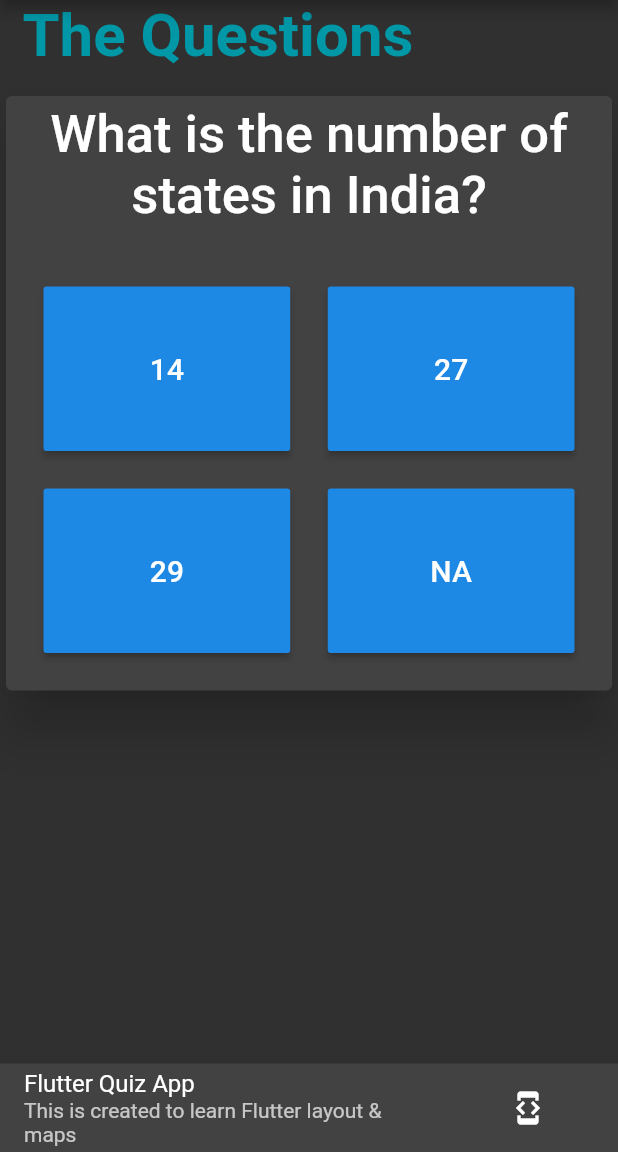
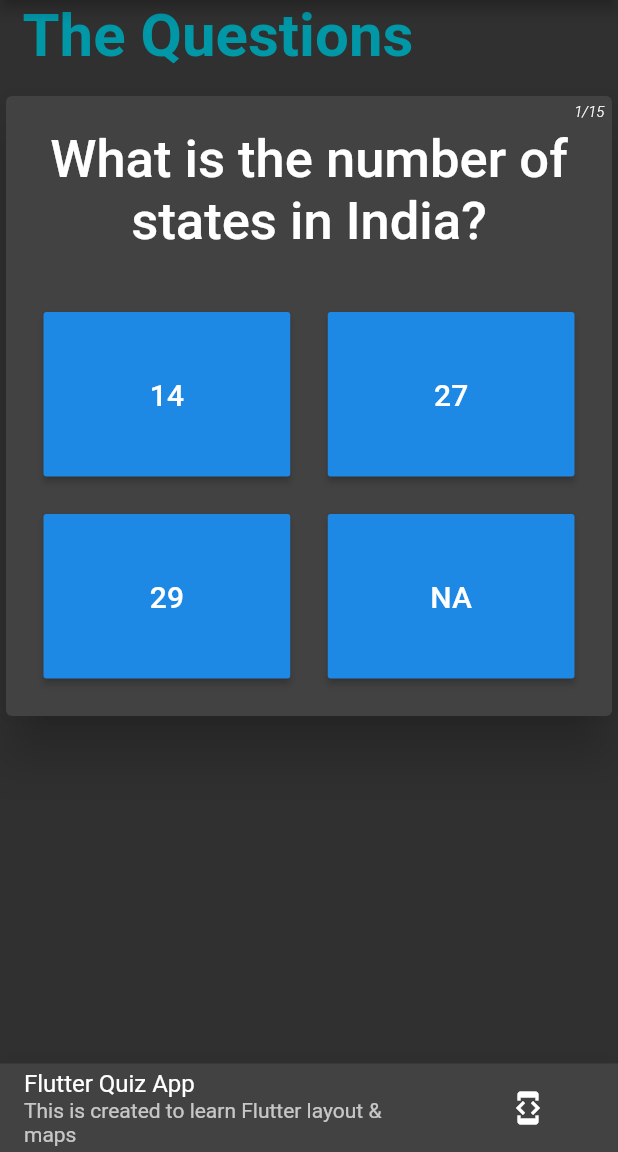
Before and after one commit to MiKr13/Flutter-Guide, a Flutter app: the screen it shows after launch, on a phone screen of 412 x 824 dp, the part 84-1236 px from its top. Run offline on Flutter 3.47's test engine with Material 2 defaults, Android fonts, the phone set to English and light mode, and no system bars; our stand-ins replace fluttertoast, vibration.

Commit message:
More questions added, question number indicator added

```diff
--- a/lib/Stateless/quiz.dart
+++ b/lib/Stateless/quiz.dart
@@ -4,18 +4,30 @@ import 'package:flutter_guide/Stateless/answer.dart';
 import 'package:flutter_guide/Stateless/question.dart';
 
 class Quiz extends StatelessWidget {
-  final List<Map<String, Object>> questions;
-  final Function checkAndChangeQuestion;
-  final index;
+  final List<Map<String, Object>> _questions;
+  final Function _checkAndChangeQuestion;
+  final _index;
 
-  Quiz(this.questions, this.index, this.checkAndChangeQuestion);
+  Quiz(this._questions, this._index, this._checkAndChangeQuestion);
 
   @override
   Widget build(BuildContext context) {
     return Column(
       children: <Widget>[
+        Container(
+          width: double.infinity,
+          margin: EdgeInsets.fromLTRB(0, 5, 5, 0),
+          child: Text(
+            '${_index + 1}/${_questions.length}',
+            textAlign: TextAlign.end,
+            style: TextStyle(
+                fontSize: 10,
+                fontWeight: FontWeight.w300,
+                fontStyle: FontStyle.italic),
+          ),
+        ),
         Center(
-          child: Question(questions[index]['questionText']),
+          child: Question(_questions[_index]['questionText']),
         ),
         GridView.count(
           shrinkWrap: true,
@@ -25,8 +37,8 @@ class Quiz extends StatelessWidget {
           crossAxisSpacing: 25.0,
           padding: EdgeInsets.all(25),
           children: <Widget>[
-            ...(questions[index]['options'] as List<String>).map((option) {
-              return Answer(option, checkAndChangeQuestion);
+            ...(_questions[_index]['options'] as List<String>).map((option) {
+              return Answer(option, _checkAndChangeQuestion);
             }).toList(), // ... spread is used to populate list elements into children os GridView.count
           ],
         ),
--- a/lib/Stateless/result.dart
+++ b/lib/Stateless/result.dart
@@ -7,7 +7,7 @@ class Result extends StatelessWidget {
   Result(this._reset, this._correctCount, this._total);
 
   String get resultPhrase {
-    return _correctCount / _total > 0.75 ? "You're the best 🎉" : "Try to do better next time";
+    return _correctCount == _total ? "You're the best 🎉" : "Try to do better next time";
   }
 
   @override
--- a/lib/main.dart
+++ b/lib/main.dart
@@ -39,6 +39,74 @@ class _MyAppState extends State<MyApp> {
           'Which city was the summer capital of India during British Rule?',
       'options': ['Ooty', 'Simla', 'Pachmarhi', 'Matheran'],
       'answer': 'Simla'
+    },
+    {
+      'questionText': 'When was Burma was separated from India?',
+      'options': ['1948', '1901', '1937', '1945'],
+      'answer': '1937'
+    },
+    {
+      'questionText': 'When did India become a republic?',
+      'options': ['1935', '1947', '1950', '1961'],
+      'answer': '1950'
+    },
+    {
+      'questionText':
+          'Who was the Speaker of the Lok Sabha before he became the President of India?',
+      'options': [
+        'R. Venkataraman',
+        'A.P.J. Abdul Kalam',
+        'N. Sanjeeva Reddy',
+        'K. R. Narayanan'
+      ],
+      'answer': 'N. Sanjeeva Reddy'
+    },
+    {
+      'questionText':
+          'What was the age of Morarji Desai when he became the Prime Minister?',
+      'options': ['45', '56', '81', '96'],
+      'answer': '81'
+    },
+    {
+      'questionText': 'How was Tamil Nadu known?',
+      'options': ['Mysore', 'Madras', 'Bombay', 'Hyderabad'],
+      'answer': 'Madras'
+    },
+    {
+      'questionText': 'Which is the capital of Kerala',
+      'options': ['Calicut', 'Cochin', 'Ooty', 'Thiruvananthapuram'],
+      'answer': 'Thiruvananthapuram'
+    },
+    {
+      'questionText': 'Nagaland was separated from which state?',
+      'options': ['Orissa', 'Punjab', 'West Bengal', 'Assam'],
+      'answer': 'Assam'
+    },
+    {
+      'questionText': 'Which is the smallest state in terms of area?',
+      'options': ['Punjab', 'Sikkim', 'Goa', 'Tripura'],
+      'answer': 'Goa'
+    },
+    {
+      'questionText': 'Where is the tomb of Akbar?',
+      'options': ['Delhi', 'Sikandra', 'Lahore', 'Fatehpur Sikri'],
+      'answer': 'Sikandra'
+    },
+    {
+      'questionText':
+          'Which former Indian Prime Minister’s birthday is on December 25?',
+      'options': [
+        'Rajiv Gandhi',
+        'Atal Bihari Vajpayee',
+        'Lal Bahadur Shastri',
+        'P.V. Narasimha Roa'
+      ],
+      'answer': 'Atal Bihari Vajpayee'
+    },
+    {
+      'questionText': 'Which state was known as North East Frontier Agency?',
+      'options': ['Mizoram', 'Tripura', 'Manipur', 'Arunachal Pradesh'],
+      'answer': 'Arunachal Pradesh'
     }
   ];
 
@@ -94,7 +162,8 @@ class _MyAppState extends State<MyApp> {
         appBar: AppBar(
           title: Text('QUIZmania'),
         ),
-        body: Body(_questions, _index, _checkAndChangeQuestion, _reset, _correctCount),
+        body: Body(
+            _questions, _index, _checkAndChangeQuestion, _reset, _correctCount),
         bottomNavigationBar: footer.Footer(_changeTheme),
       ),
     );
```
